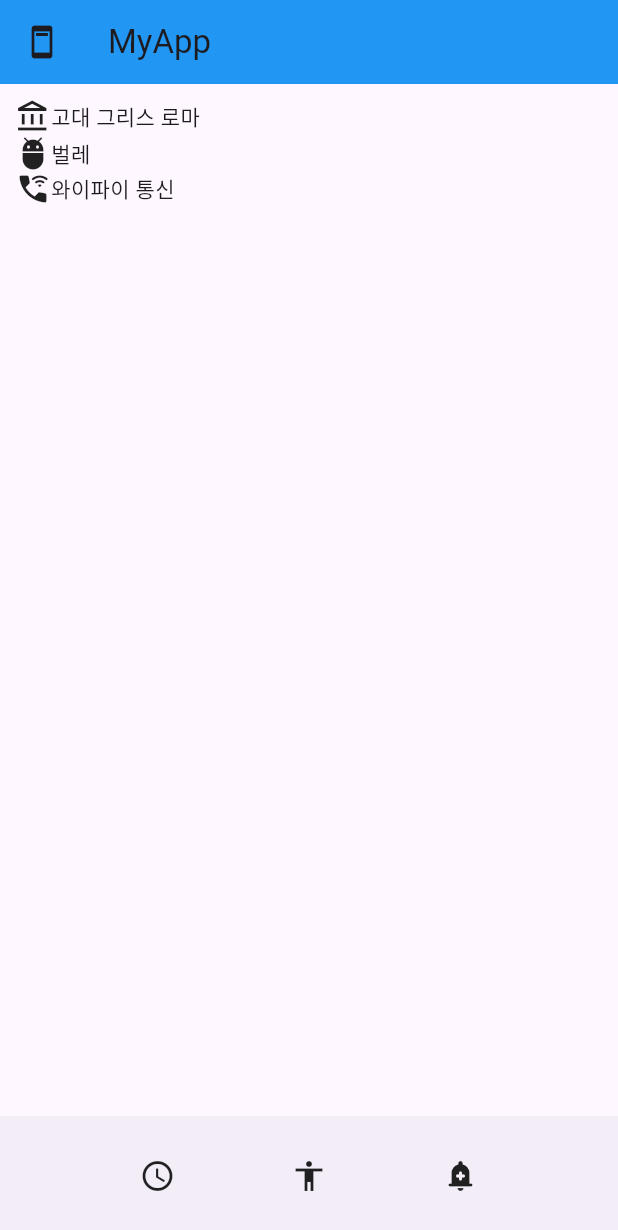
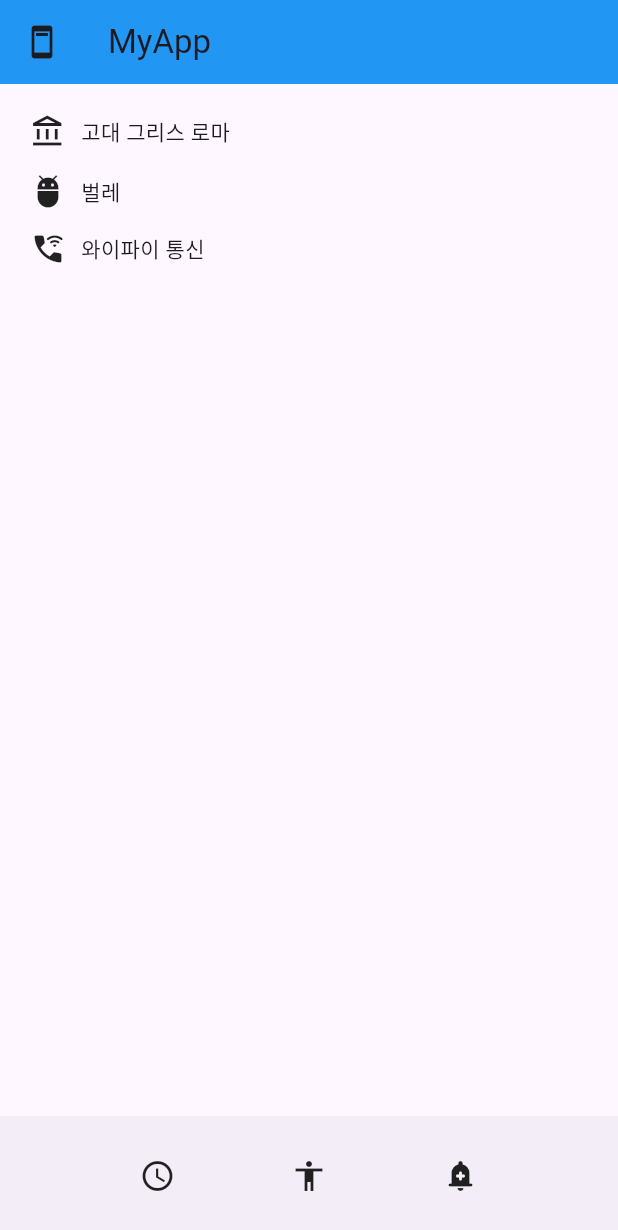
Before and after one commit to doriver/longTimeAgo, a Flutter app: the screen it shows after launch, on a phone screen of 412 x 824 dp. Shown: the top 1230 px of the screen. Run offline on Flutter 3.47's test engine with Material 3 defaults, Android fonts, the phone set to English and light mode, and no system bars.

Commit message:
Row 에서 SizedBox(width: 10) , Column 에서 SizedBox(height: 15) 로 간격 만들어줌

```diff
--- a/lib/main.dart
+++ b/lib/main.dart
@@ -13,23 +13,28 @@
       home: Scaffold(
         appBar: AppBar( leading: Icon(Icons.ad_units), title: Text('MyApp'), backgroundColor:Colors.blue ),
         body: ListView( // 메모리 절약 기능( 스크롤에 해당하지 않는부분은 메모리에서 삭제함 )
-          padding: EdgeInsets.all(10),
+          padding: EdgeInsets.all(20),
           children: [
             Row(
               children: [
                 Icon(Icons.account_balance_outlined),
+                SizedBox(width: 10),
                 Text('고대 그리스 로마')
               ]
             ),
+            SizedBox(height: 15),
             Row(
               children: [
                 Icon(Icons.adb_rounded),
+                SizedBox(width: 10),
                 Text('벌레')
               ]
             ),
+            SizedBox(height: 15),
             Row(
               children: [
                 Icon(Icons.wifi_calling_3_rounded),
+                SizedBox(width: 10),
                 Text('와이파이 통신')
               ]
             ),
```
